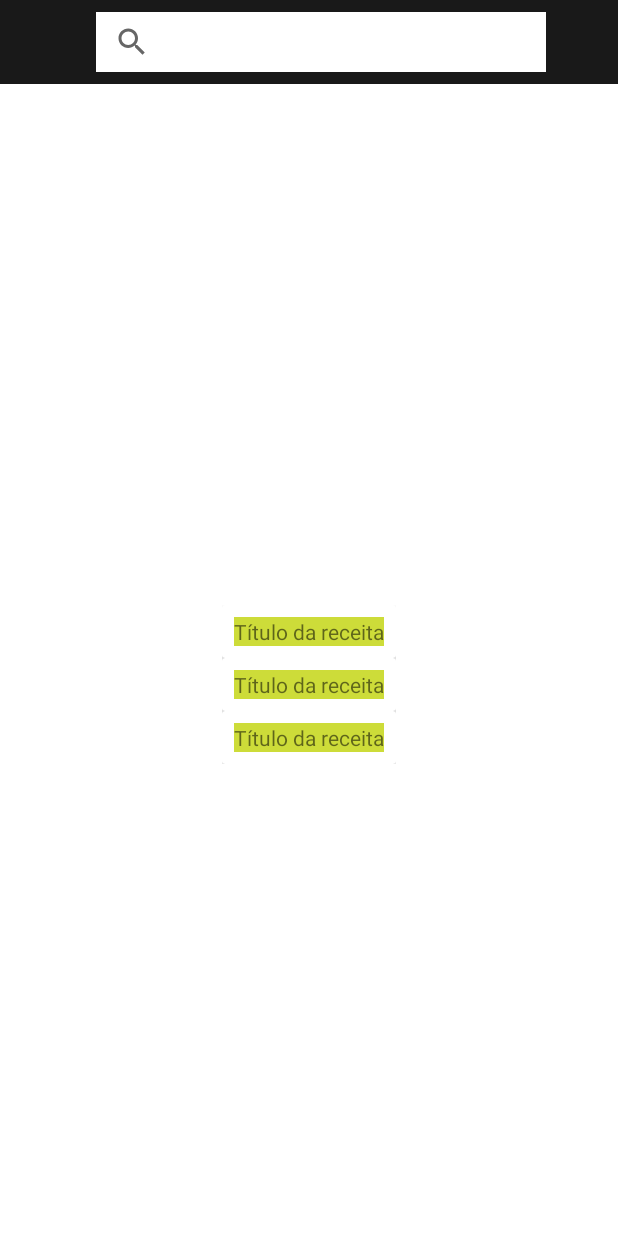
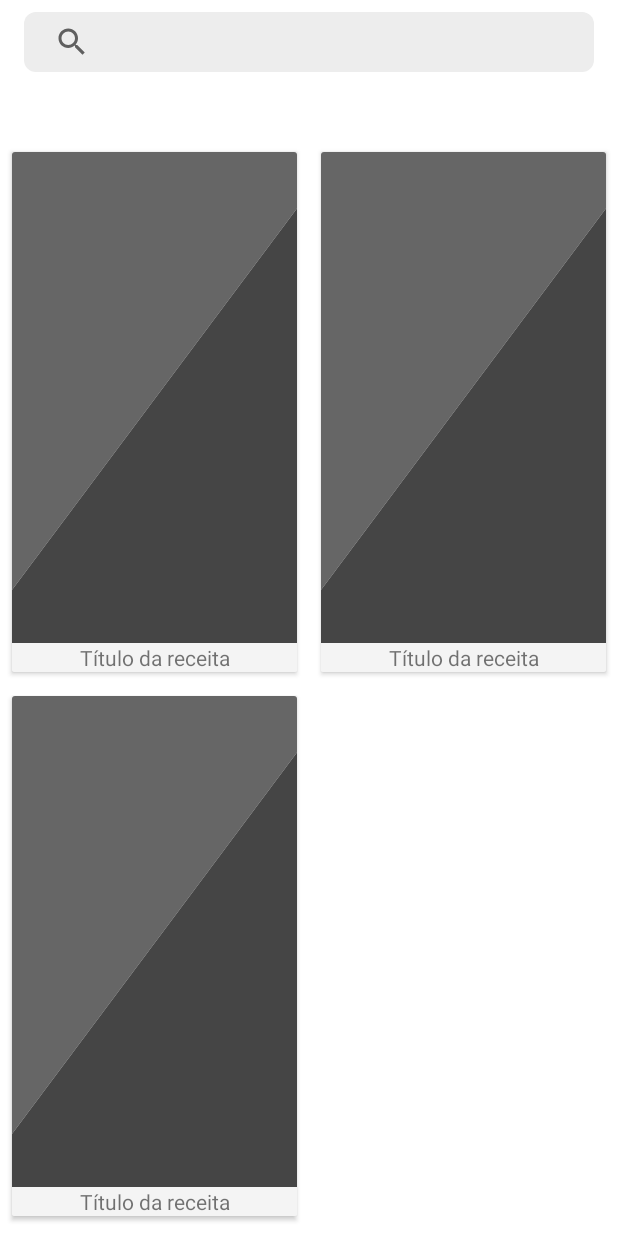
Before and after one commit to danihmello06/recipes, an Android app: the layout fragment_search.xml on its own in the app's theme, with its tools: preview values and no code run, on a phone screen of 412 x 824 dp. Run offline under Robolectric (Android 15) with nearby library versions, the phone set to English and light mode, and no system bars.

Commit message:
better layout and data exibition

```diff
--- a/app/build.gradle
+++ b/app/build.gradle
@@ -52,6 +52,8 @@ dependencies {
     implementation 'androidx.legacy:legacy-support-v4:1.0.0'
     implementation 'androidx.recyclerview:recyclerview:1.2.1'
 
+    implementation 'io.coil-kt:coil:2.2.2'
+
     implementation "com.google.dagger:hilt-android:$hiltVersion"
     kapt "com.google.dagger:hilt-android-compiler:$hiltVersion"
     kapt "androidx.hilt:hilt-compiler:$hiltAndroidXVersion"
--- /dev/null
+++ b/app/src/main/res/drawable/bg_search_rounded.xml
@@ -0,0 +1,9 @@
+<?xml version="1.0" encoding="utf-8"?>
+<shape xmlns:android="http://schemas.android.com/apk/res/android">
+    <solid android:color="#EDEDED"/>
+    <corners android:radius="8dp"/>
+    <padding android:left="8dp"
+        android:bottom="8dp"
+        android:right="8dp"
+        android:top="8dp"/>
+</shape>
--- /dev/null
+++ b/app/src/main/res/drawable/image_placeholder.xml
@@ -0,0 +1,12 @@
+<vector xmlns:android="http://schemas.android.com/apk/res/android"
+    android:width="327dp"
+    android:height="327dp"
+    android:viewportWidth="327"
+    android:viewportHeight="327">
+  <path
+      android:pathData="M118.494,-158.428l183.772,137.266l-274.532,367.545l-183.772,-137.266z"
+      android:fillColor="#666666"/>
+  <path
+      android:pathData="M302.267,-21.162l183.772,137.266l-274.532,367.545l-183.772,-137.266z"
+      android:fillColor="#454545"/>
+</vector>
--- a/app/src/main/res/layout/fragment_search.xml
+++ b/app/src/main/res/layout/fragment_search.xml
@@ -20,6 +20,8 @@
         android:layout_width="wrap_content"
         android:layout_height="wrap_content"
         android:paddingTop="32dp"
+        app:layoutManager="androidx.recyclerview.widget.StaggeredGridLayoutManager"
+        app:spanCount="2"
         app:layout_constraintEnd_toEndOf="parent"
         app:layout_constraintStart_toStartOf="parent"
         app:layout_constraintTop_toBottomOf="@id/searchToolbar"
--- a/app/src/main/res/layout/include_search_toolbar.xml
+++ b/app/src/main/res/layout/include_search_toolbar.xml
@@ -1,29 +1,31 @@
 <?xml version="1.0" encoding="utf-8"?>
-<com.google.android.material.appbar.MaterialToolbar
+<androidx.constraintlayout.widget.ConstraintLayout
     xmlns:android="http://schemas.android.com/apk/res/android"
     xmlns:app="http://schemas.android.com/apk/res-auto"
+    android:layout_width="match_parent"
+    android:layout_height="wrap_content">
+
+    <com.google.android.material.appbar.MaterialToolbar
         android:id="@+id/toolbar"
         android:layout_width="match_parent"
         android:layout_height="wrap_content"
-    android:background="#191919"
         app:layout_constraintStart_toStartOf="parent"
         app:layout_constraintEnd_toEndOf="parent"
         app:layout_constraintTop_toTopOf="parent">
 
-    <androidx.constraintlayout.widget.ConstraintLayout
-        android:layout_width="match_parent"
-        android:layout_height="wrap_content">
-
             <SearchView
                 android:id="@+id/searchButton"
-            android:layout_width="300dp"
+                android:layout_width="match_parent"
                 android:layout_height="40dp"
                 android:iconifiedByDefault="true"
-            android:background="#fff"
+                android:background="@drawable/bg_search_rounded"
+                android:layout_marginEnd="16dp"
+                android:clickable="true"
                 app:layout_constraintEnd_toEndOf="parent"
                 app:layout_constraintStart_toStartOf="parent"
                 app:layout_constraintTop_toTopOf="parent"
-            app:layout_constraintBottom_toBottomOf="parent" />
+                app:layout_constraintBottom_toBottomOf="parent"
+                android:focusable="true" />
 
+    </com.google.android.material.appbar.MaterialToolbar>
 </androidx.constraintlayout.widget.ConstraintLayout>
-</com.google.android.material.appbar.MaterialToolbar>
--- a/app/src/main/res/layout/search_item.xml
+++ b/app/src/main/res/layout/search_item.xml
@@ -1,37 +1,36 @@
 <?xml version="1.0" encoding="utf-8"?>
 <androidx.cardview.widget.CardView xmlns:android="http://schemas.android.com/apk/res/android"
     xmlns:app="http://schemas.android.com/apk/res-auto"
-    android:layout_width="match_parent"
+    android:layout_width="wrap_content"
     android:layout_height="wrap_content"
-    android:layout_gravity="center">
+    android:layout_marginHorizontal="8dp"
+    android:layout_marginVertical="8dp">
 
     <androidx.constraintlayout.widget.ConstraintLayout
         android:layout_width="match_parent"
-        android:layout_height="wrap_content"
-        android:layout_marginHorizontal="8dp"
-        android:layout_marginVertical="8dp"
-        android:background="#CDDC39">
+        android:layout_height="match_parent"
+        android:background="#F4F4F4">
 
         <ImageView
             android:id="@+id/searchImage"
-            android:layout_width="match_parent"
+            android:layout_width="wrap_content"
             android:layout_height="wrap_content"
+            android:scaleType="centerCrop"
+            android:src="@drawable/image_placeholder"
             app:layout_constraintStart_toStartOf="parent"
             app:layout_constraintEnd_toEndOf="parent"
             app:layout_constraintTop_toTopOf="parent"
+            app:layout_constraintVertical_chainStyle="packed"
             app:layout_constraintBottom_toTopOf="@id/searchTitle"/>
-
 
         <TextView
             android:id="@+id/searchTitle"
-            android:layout_width="match_parent"
+            android:layout_width="wrap_content"
             android:layout_height="wrap_content"
             android:text="Título da receita"
             app:layout_constraintTop_toBottomOf="@id/searchImage"
             app:layout_constraintStart_toStartOf="parent"
             app:layout_constraintEnd_toEndOf="parent"/>
 
-
     </androidx.constraintlayout.widget.ConstraintLayout>
-
 </androidx.cardview.widget.CardView>
```
Also changed, not shown: app/src/main/java/com/example/recipes/ui/SearchFragment.kt (+13 -1 lines), app/src/main/java/com/example/recipes/ui/adapter/viewholder/SearchViewHolder.kt (+24 -7 lines), app/src/main/res/drawable/search.xml (deleted, +0 -9 lines). Lines whose indentation alone changed are shown as unchanged.
